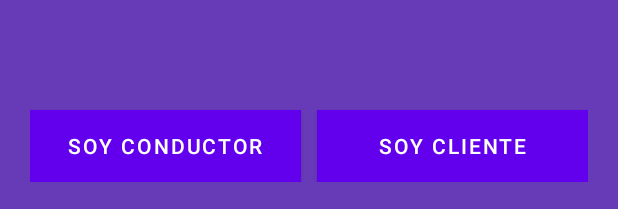
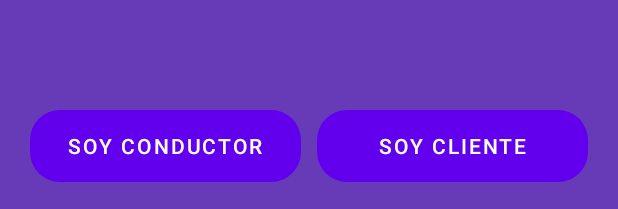
Before and after one commit to kkevin7/uberclone, an Android app: the layout activity_main.xml on its own in the app's theme, with its tools: preview values and no code run, on a phone screen of 412 x 824 dp. Shown: the part 1024-1233 px from the top of the screen. Run offline under Robolectric (Android 15) with nearby library versions, the phone set to English and light mode, and no system bars.

Commit message:
rounded button

```diff
--- /dev/null
+++ b/app/src/main/res/drawable/rounded_button.xml
@@ -0,0 +1,9 @@
+<?xml version="1.0" encoding="utf-8"?>
+<shape
+    xmlns:android="http://schemas.android.com/apk/res/android"
+    android:shape="rectangle"
+    android:padding="10dp"
+    >
+    <corners android:radius="20dp"/>
+
+</shape>
--- a/app/src/main/res/layout/activity_main.xml
+++ b/app/src/main/res/layout/activity_main.xml
@@ -45,13 +45,15 @@
                 android:layout_height="wrap_content"
                 android:layout_marginRight="5dp"
                 android:layout_weight="1"
-                android:background="@color/light_blue"
+                android:background="@drawable/rounded_button"
+                android:backgroundTint="@color/light_blue"
                 android:text="SOY CONDUCTOR"
                 android:textColor="@color/white" />
             <Button
                 android:layout_width="0dp"
                 android:layout_weight="1"
-                android:background="@color/white"
+                android:background="@drawable/rounded_button"
+                android:backgroundTint="@color/white"
                 android:layout_height="wrap_content"
                 android:layout_marginLeft="5dp"
                 android:text="SOY CLIENTE"
```
